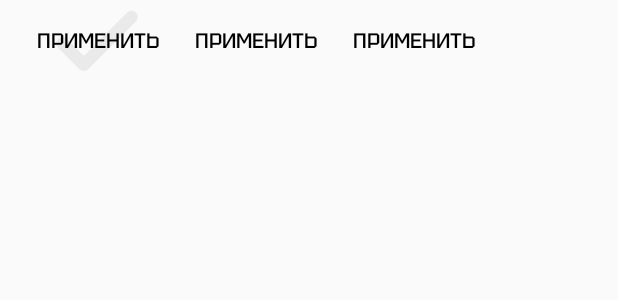
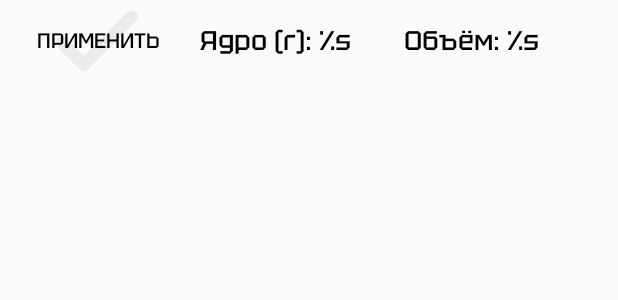
Before and after one commit to IvanKobtsev/VKK_Filtering_App, an Android app: the layout fragment_masking_tool.xml on its own in the app's theme, with its tools: preview values and no code run, on a phone screen of 412 x 824 dp. Shown: the top 300 px of the screen. Run offline under Robolectric (Android 15) with nearby library versions, the phone set to English and light mode, and no system bars.

Commit message:
Fixed masking interface

```diff
--- a/app/src/main/java/com/tsu/vkkfilteringapp/fragments/SeekbarFragment.kt
+++ b/app/src/main/java/com/tsu/vkkfilteringapp/fragments/SeekbarFragment.kt
@@ -49,7 +49,7 @@ class SeekbarFragment : Fragment() {
 
     }
 
-    fun showBar(textView: Button, stringID: Int, liveDataToEdit: MutableLiveData<Float>, seekbarDataList: MutableList<SeekbarData>, seekbarDataIndex: Int) {
+    fun showBar(textView: Button, stringID: Int, liveDataToEdit: MutableLiveData<Float>, seekbarDataList: List<SeekbarData>, seekbarDataIndex: Int) {
 
         canChangeValue = false
         taskViewModel.textViewToWrite.value = textView
--- a/app/src/main/res/layout/activity_image.xml
+++ b/app/src/main/res/layout/activity_image.xml
@@ -91,7 +91,7 @@
         android:layout_width="match_parent"
         android:layout_height="60dp"
         android:background="@color/white"
-        android:elevation="5dp"
+        android:elevation="10dp"
         android:orientation="horizontal"
         app:layout_constraintBottom_toTopOf="@+id/toolsScroll"
         app:layout_constraintEnd_toEndOf="parent"
@@ -102,7 +102,7 @@
         android:layout_width="wrap_content"
         android:layout_height="wrap_content"
         android:background="#FFFFFF"
-        android:elevation="10dp"
+        android:elevation="15dp"
         app:layout_constraintBottom_toBottomOf="parent"
         app:layout_constraintEnd_toEndOf="parent"
         app:layout_constraintStart_toStartOf="parent">
@@ -212,7 +212,7 @@
         android:layout_height="match_parent"
         android:alpha="1"
         android:background="#B3000000"
-        android:translationZ="10dp"
+        android:translationZ="20dp"
         app:layout_constraintBottom_toBottomOf="parent"
         app:layout_constraintEnd_toEndOf="parent"
         app:layout_constraintStart_toStartOf="parent"
--- a/app/src/main/res/layout/fragment_masking_tool.xml
+++ b/app/src/main/res/layout/fragment_masking_tool.xml
@@ -29,7 +29,7 @@
         <Button
             android:id="@+id/coreRadiusCall"
             style="?android:attr/buttonBarButtonStyle"
-            android:layout_width="100dp"
+            android:layout_width="125dp"
             android:layout_height="50dp"
             android:layout_gravity="center"
             android:layout_marginStart="5dp"
@@ -37,14 +37,16 @@
             android:layout_weight="1"
             android:background="@drawable/background_transition_seekbar_caller"
             android:fontFamily="@font/tektur_medium"
-            android:text="@string/apply"
+            android:text="@string/masking_core_radius"
             android:textAlignment="center"
-            android:textColor="@color/MainFontColor" />
+            android:textAllCaps="false"
+            android:textColor="@color/MainFontColor"
+            android:textSize="18sp" />
 
         <Button
             android:id="@+id/amountCall"
             style="?android:attr/buttonBarButtonStyle"
-            android:layout_width="100dp"
+            android:layout_width="125dp"
             android:layout_height="50dp"
             android:layout_gravity="center"
             android:layout_marginStart="5dp"
@@ -52,9 +54,11 @@
             android:layout_weight="1"
             android:background="@drawable/background_transition_seekbar_caller"
             android:fontFamily="@font/tektur_medium"
-            android:text="@string/apply"
+            android:text="@string/masking_amount"
             android:textAlignment="center"
-            android:textColor="@color/MainFontColor" />
+            android:textAllCaps="false"
+            android:textColor="@color/MainFontColor"
+            android:textSize="18sp" />
 
     </LinearLayout>
 
--- a/app/src/main/res/layout/fragment_seek_bar.xml
+++ b/app/src/main/res/layout/fragment_seek_bar.xml
@@ -5,7 +5,7 @@
     android:id="@+id/seekBarWrapper"
     android:layout_width="match_parent"
     android:layout_height="40dp"
-    android:paddingHorizontal="10dp"
+    android:paddingHorizontal="20dp"
     tools:context=".fragments.SeekbarFragment">
 
     <TextView
@@ -24,7 +24,8 @@
         android:id="@+id/seekBar"
         android:layout_width="0dp"
         android:layout_height="40dp"
-        android:paddingHorizontal="10dp"
+        android:paddingStart="20dp"
+        android:paddingEnd="20dp"
         app:layout_constraintBottom_toBottomOf="parent"
         app:layout_constraintEnd_toStartOf="@+id/maxValue"
         app:layout_constraintStart_toEndOf="@+id/minValue"
--- a/app/src/main/res/values/strings.xml
+++ b/app/src/main/res/values/strings.xml
@@ -49,10 +49,10 @@
         <item>Bezier curve</item>
         <item>Cubic spline</item>
     </string-array>
-    <string name="masking_core_radius">Ядро (r): %d</string>
-    <string name="masking_amount">Объём: %d</string>
-    <string name="retouch_brush_radius">Кисть (r): %d</string>
-    <string name="retouch_intensity">Интенсивность: %d</string>
+    <string name="masking_core_radius">Ядро (r): %s</string>
+    <string name="masking_amount">Объём: %s</string>
+    <string name="retouch_brush_radius">Кисть (r): %s</string>
+    <string name="retouch_intensity">Интенсивность: %s</string>
     <string name="minValue">0</string>
     <string name="maxValue">100</string>
     <!-- TODO: Remove or change this placeholder text -->
```
Also changed, not shown: app/src/main/java/com/tsu/vkkfilteringapp/fragments/MaskingToolFragment.kt (+16 -3 lines).
